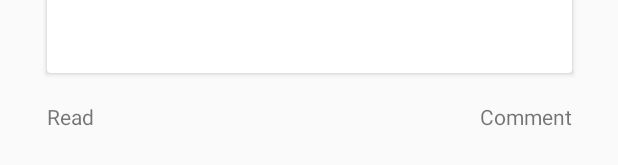
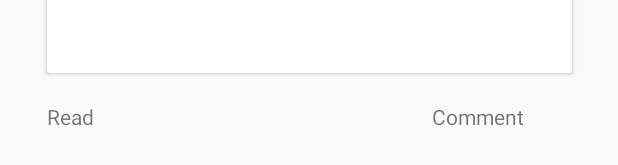
Before and after one commit to aadilahmed/IGN-Code-Foo-2019, an Android app: the layout article_item.xml on its own in the app's theme, with its tools: preview values and no code run, on a phone screen of 412 x 824 dp. Shown: the part 292-457 px from the top of the screen. Run offline under Robolectric (Android 15) with nearby library versions, the phone set to English and light mode, and no system bars.

Commit message:
feat: Comment count is displayed now

```diff
--- a/CodeFooAndroidApp/app/build.gradle
+++ b/CodeFooAndroidApp/app/build.gradle
@@ -22,6 +22,7 @@ dependencies {
     implementation fileTree(dir: 'libs', include: ['*.jar'])
     implementation 'com.android.support:appcompat-v7:28.0.0'
     implementation 'com.android.support.constraint:constraint-layout:1.1.3'
+    implementation 'com.android.support:cardview-v7:28.0.0'
     testImplementation 'junit:junit:4.12'
     androidTestImplementation 'com.android.support.test:runner:1.0.2'
     androidTestImplementation 'com.android.support.test.espresso:espresso-core:3.0.2'
--- a/CodeFooAndroidApp/app/src/main/java/com/example/code_foo_android_app/ArticleAdapter.java
+++ b/CodeFooAndroidApp/app/src/main/java/com/example/code_foo_android_app/ArticleAdapter.java
@@ -54,9 +54,11 @@ public class ArticleAdapter extends RecyclerView.Adapter<ArticleAdapter.ViewHold
         String articleTitle = article.getMetadata().getHeadline();
         String articleDescription = article.getMetadata().getDescription();
         String image = article.getThumbnailArrayList().get(0).getUrl();
+        int commentCount = article.getNumComments();
 
         viewHolder.mArticleTitleView.setText(articleTitle);
         viewHolder.mArticleDescriptionView.setText(articleDescription);
+        viewHolder.mArticleCommentView.setText(String.valueOf(commentCount));
 
         Glide.with(context).load(image).into(viewHolder.mImageView);
 
@@ -81,6 +83,7 @@ public class ArticleAdapter extends RecyclerView.Adapter<ArticleAdapter.ViewHold
         private TextView mArticleTitleView;
         private TextView mArticleDescriptionView;
         private TextView mArticleDateView;
+        private TextView mArticleCommentView;
         private ImageView mImageView;
 
         public ViewHolder(@NonNull View itemView) {
@@ -88,6 +91,7 @@ public class ArticleAdapter extends RecyclerView.Adapter<ArticleAdapter.ViewHold
             mArticleTitleView = itemView.findViewById(R.id.article_title);
             mArticleDescriptionView = itemView.findViewById(R.id.description_tv);
             mArticleDateView = itemView.findViewById(R.id.article_timestamp);
+            mArticleCommentView = itemView.findViewById(R.id.comment_count);
             mImageView = itemView.findViewById(R.id.article_thumbnail);
         }
     }
@@ -113,7 +117,7 @@ public class ArticleAdapter extends RecyclerView.Adapter<ArticleAdapter.ViewHold
                     returnValue = "YESTERDAY";
                 }
                 else {
-                    returnValue = days + " DAY AGO";
+                    returnValue = days + " DAYS AGO";
                 }
             }
             else if(hours > 0) {
--- a/CodeFooAndroidApp/app/src/main/java/com/example/code_foo_android_app/Utils/ApiInterface.java
+++ b/CodeFooAndroidApp/app/src/main/java/com/example/code_foo_android_app/Utils/ApiInterface.java
@@ -1,10 +1,12 @@
 package com.example.code_foo_android_app.Utils;
 
 import com.example.code_foo_android_app.Model.ArticleList;
+import com.example.code_foo_android_app.Model.CommentList;
 import com.example.code_foo_android_app.Model.VideoList;
 
 import retrofit2.Call;
 import retrofit2.http.GET;
+import retrofit2.http.Query;
 
 public interface ApiInterface {
     @GET("content")
@@ -12,4 +14,7 @@ public interface ApiInterface {
 
     @GET("content")
     Call<VideoList> getVideoContent();
+
+    @GET("comments")
+    Call<CommentList> getComments(@Query("ids") String query);
 }
--- a/CodeFooAndroidApp/app/src/main/java/com/example/code_foo_android_app/VideoAdapter.java
+++ b/CodeFooAndroidApp/app/src/main/java/com/example/code_foo_android_app/VideoAdapter.java
@@ -54,9 +54,11 @@ public class VideoAdapter extends RecyclerView.Adapter<VideoAdapter.ViewHolder>
         String videoTitle = video.getVideoMetadata().getTitle();
         String videoDescription = video.getVideoMetadata().getDescription();
         String image = video.getThumbnailArrayList().get(0).getUrl();
+        int commentCount = video.getNumComments();
 
         viewHolder.mVideoTitleView.setText(videoTitle);
         viewHolder.mVideoDescriptionView.setText(videoDescription);
+        viewHolder.mVideoCommentView.setText(String.valueOf(commentCount));
 
         Glide.with(context).load(image).into(viewHolder.mImageView);
 
@@ -78,6 +80,7 @@ public class VideoAdapter extends RecyclerView.Adapter<VideoAdapter.ViewHolder>
         private TextView mVideoTitleView;
         private TextView mVideoDescriptionView;
         private TextView mVideoDateView;
+        private TextView mVideoCommentView;
         private ImageView mImageView;
 
         public ViewHolder(@NonNull View itemView) {
@@ -85,6 +88,7 @@ public class VideoAdapter extends RecyclerView.Adapter<VideoAdapter.ViewHolder>
             mVideoTitleView = itemView.findViewById(R.id.video_title);
             mVideoDescriptionView = itemView.findViewById(R.id.video_description_tv);
             mVideoDateView = itemView.findViewById(R.id.video_timestamp);
+            mVideoCommentView = itemView.findViewById(R.id.vid_comment_count);
             mImageView = itemView.findViewById(R.id.video_thumbnail);
         }
     }
--- a/CodeFooAndroidApp/app/src/main/res/layout/activity_main.xml
+++ b/CodeFooAndroidApp/app/src/main/res/layout/activity_main.xml
@@ -12,7 +12,8 @@
         android:background="@color/colorPrimary"
         android:minHeight="?attr/actionBarSize"
         android:theme="@style/ThemeOverlay.AppCompat.Dark.ActionBar"
-        app:tabTextColor="@color/colorPrimaryDark"/>
+        app:tabTextColor="@color/not_selected"
+        app:tabSelectedTextColor="@color/colorPrimaryDark"/>
 
     <android.support.v4.view.ViewPager
         android:id="@+id/pager"
--- a/CodeFooAndroidApp/app/src/main/res/layout/article_item.xml
+++ b/CodeFooAndroidApp/app/src/main/res/layout/article_item.xml
@@ -33,7 +33,7 @@
         app:layout_constraintEnd_toEndOf="parent"
         app:layout_constraintStart_toStartOf="parent"
         app:layout_constraintTop_toTopOf="parent"
-        card_view:cardCornerRadius="12dp">
+        card_view:cardCornerRadius="16dp">
 
         <ImageView
             android:id="@+id/article_thumbnail"
@@ -64,11 +64,14 @@
         app:layout_constraintTop_toBottomOf="@id/description_tv" />
 
     <TextView
+        android:id="@+id/comment_label_tv"
         android:layout_width="wrap_content"
         android:layout_height="wrap_content"
+        android:layout_marginEnd="32dp"
+        android:layout_marginRight="32dp"
         android:text="@string/comment_label"
-        app:layout_constraintTop_toBottomOf="@id/description_tv"
-        app:layout_constraintEnd_toEndOf="@id/description_tv"/>
+        app:layout_constraintEnd_toEndOf="@+id/description_tv"
+        app:layout_constraintTop_toBottomOf="@id/description_tv" />
 
     <TextView
         android:id="@+id/article_timestamp"
@@ -78,4 +81,16 @@
         app:layout_constraintStart_toStartOf="@id/article_title"
         android:textColor="@color/colorPrimaryDark"/>
 
+    <TextView
+        android:id="@+id/comment_count"
+        android:layout_width="wrap_content"
+        android:layout_height="wrap_content"
+        android:layout_marginStart="8dp"
+        android:layout_marginLeft="8dp"
+        android:layout_marginEnd="8dp"
+        android:layout_marginRight="8dp"
+        app:layout_constraintEnd_toEndOf="@+id/description_tv"
+        app:layout_constraintStart_toEndOf="@+id/comment_label_tv"
+        app:layout_constraintTop_toBottomOf="@id/description_tv" />
+
 </android.support.constraint.ConstraintLayout>
--- a/CodeFooAndroidApp/app/src/main/res/values/colors.xml
+++ b/CodeFooAndroidApp/app/src/main/res/values/colors.xml
@@ -3,5 +3,6 @@
     <color name="colorPrimary">#FFFFFF</color>
     <color name="colorPrimaryDark">#BF1313</color>
     <color name="colorAccent">#D81B60</color>
+    <color name="not_selected">#C2C3CD</color>
     <color name="article_title_color">#212121</color>
 </resources>
--- a/CodeFooAndroidApp/app/src/main/res/values/strings.xml
+++ b/CodeFooAndroidApp/app/src/main/res/values/strings.xml
@@ -8,5 +8,5 @@
     <string name="video_link_title">Watch</string>
     <string name="base_article_url">https://www.ign.com/articles/</string>
     <string name="base_video_url">https://www.ign.com/videos/</string>
-    <string name="comment_label">Comment</string>
+    <string name="comment_label">Comment </string>
 </resources>
```
Also changed, not shown: CodeFooAndroidApp/app/src/main/java/com/example/code_foo_android_app/ArticlesFragment.java (+28 -3 lines), CodeFooAndroidApp/app/src/main/java/com/example/code_foo_android_app/Model/Article.java (+12 -1 lines), CodeFooAndroidApp/app/src/main/java/com/example/code_foo_android_app/Model/Comment.java (added, +31 -0 lines), CodeFooAndroidApp/app/src/main/java/com/example/code_foo_android_app/Model/CommentList.java (added, +18 -0 lines), CodeFooAndroidApp/app/src/main/java/com/example/code_foo_android_app/Model/Video.java (+11 -1 lines), CodeFooAndroidApp/app/src/main/java/com/example/code_foo_android_app/VideosFragment.java (+27 -2 lines), CodeFooAndroidApp/app/src/main/res/layout/video_item.xml (+15 -0 lines).
